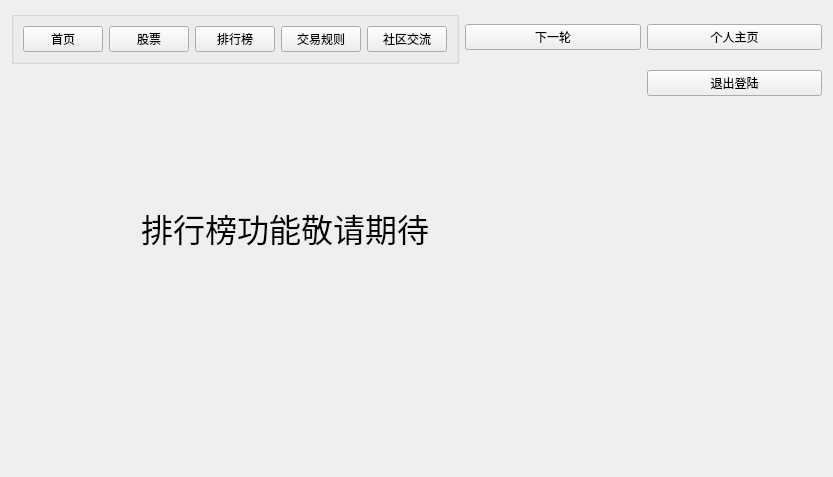
Before: the Qt Designer form VirtualStock_dir/mainwindow.ui in Vks-Feng/Nullptr, drawn with Qt 5.
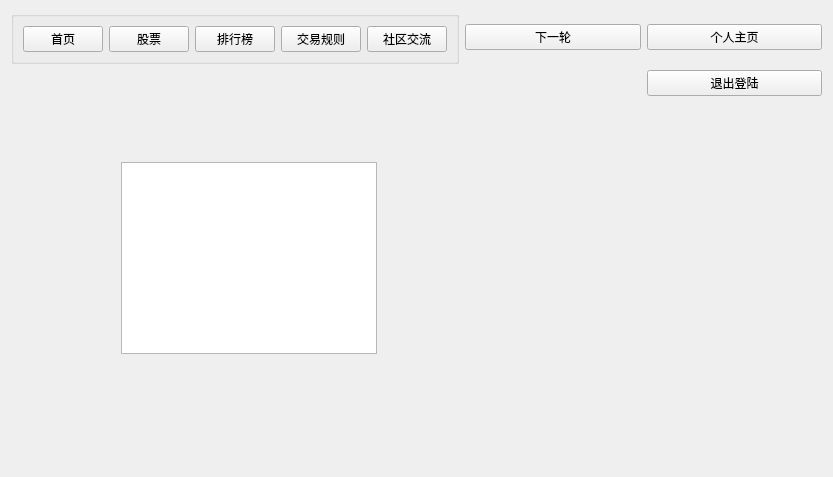
After: the same form once the commit is applied. The open tabs and pages were chosen to show the change.

Diff of the .ui file:
```diff
--- a/VirtualStock_dir/mainwindow.ui
+++ b/VirtualStock_dir/mainwindow.ui
@@ -195,23 +195,15 @@
       </layout>
      </widget>
      <widget class="QWidget" name="selectpage3">
-      <widget class="QLabel" name="vksMarkpaihang">
+      <widget class="QTableWidget" name="tableWidget">
        <property name="geometry">
         <rect>
-         <x>130</x>
-         <y>80</y>
-         <width>291</width>
-         <height>91</height>
+         <x>110</x>
+         <y>60</y>
+         <width>256</width>
+         <height>192</height>
         </rect>
        </property>
-       <property name="font">
-        <font>
-         <pointsize>24</pointsize>
-        </font>
-       </property>
-       <property name="text">
-        <string>排行榜功能敬请期待</string>
-       </property>
       </widget>
      </widget>
      <widget class="QWidget" name="selectpage4">
```
